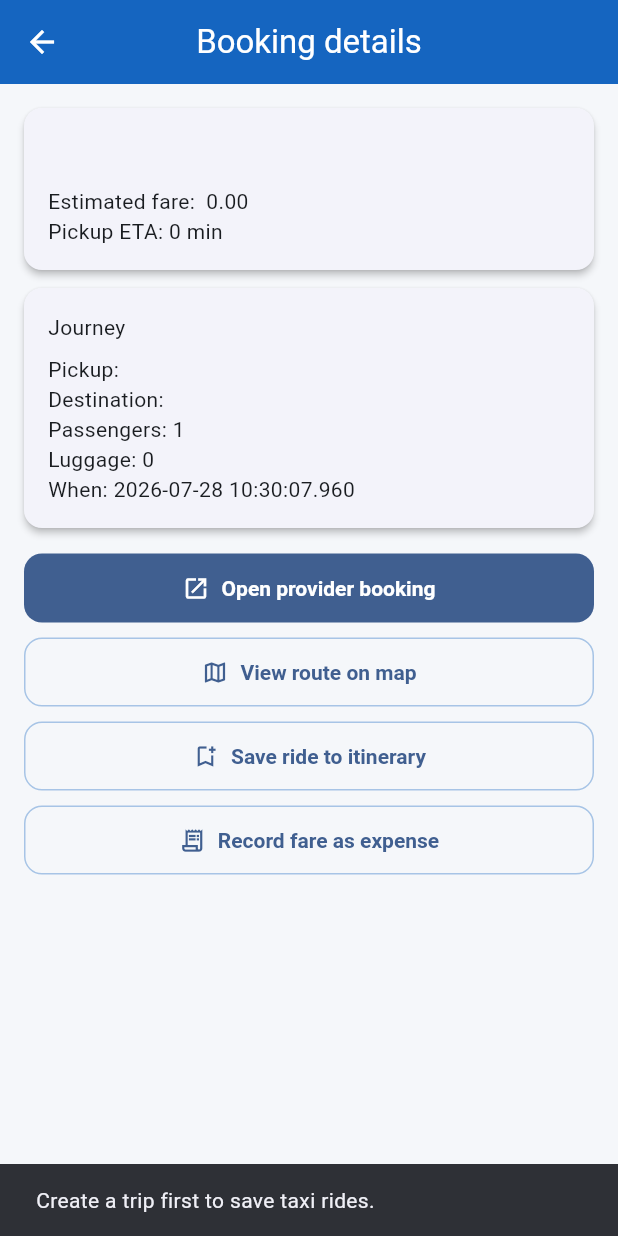
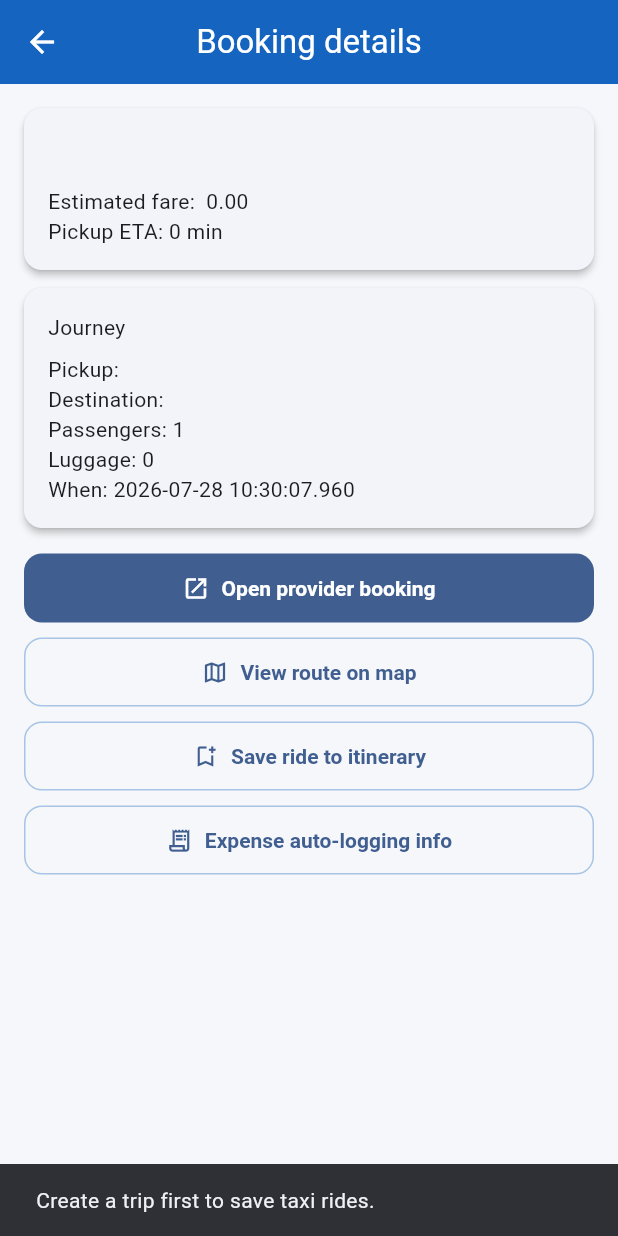
Before and after one commit to LML2026/Travel-Super-App, a Flutter app: the TaxiBookingDetailsPage screen opened directly with empty values, after a tap on "Save ride to itinerary", on a phone screen of 412 x 824 dp. Run offline on Flutter 3.47's test engine with Material 3 defaults, Android fonts, the phone set to English and light mode, and no system bars; our stand-ins replace cloud_firestore, dio, equatable, firebase_auth, firebase_core, flutter_dotenv and 5 more; accounts and stored records are empty; statements that could not run were skipped.

Commit message:
feat(taxi): auto-log fare to trip expenses on save

```diff
--- a/lib/features/taxi/presentation/screens/taxi_booking_details_page.dart
+++ b/lib/features/taxi/presentation/screens/taxi_booking_details_page.dart
@@ -212,7 +212,9 @@ class TaxiBookingDetailsPage extends ConsumerWidget {
                 if (context.mounted) {
                   ScaffoldMessenger.of(context).showSnackBar(
                     const SnackBar(
-                      content: Text('Ride saved to trip transport itinerary.'),
+                      content: Text(
+                        'Ride saved to trip transport itinerary and expense log.',
+                      ),
                     ),
                   );
                 }
@@ -232,12 +234,14 @@ class TaxiBookingDetailsPage extends ConsumerWidget {
             onPressed: () {
               ScaffoldMessenger.of(context).showSnackBar(
                 const SnackBar(
-                  content: Text('Fare prepared for expense recording (Stage 2).'),
+                  content: Text(
+                    'Fare is added automatically when you save the ride to a trip.',
+                  ),
                 ),
               );
             },
             icon: const Icon(Icons.receipt_long_outlined),
-            label: const Text('Record fare as expense'),
+            label: const Text('Expense auto-logging info'),
           ),
         ],
       ),
```
Also changed, not shown: lib/features/taxi/presentation/providers/taxi_hub_provider.dart (+22 -2 lines).
